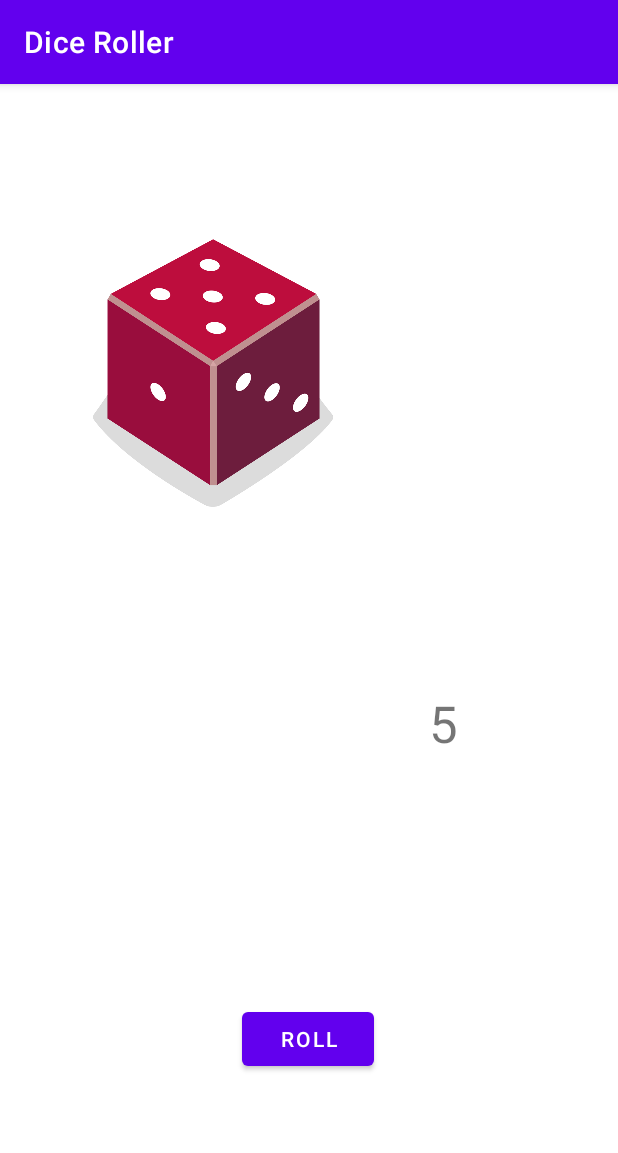
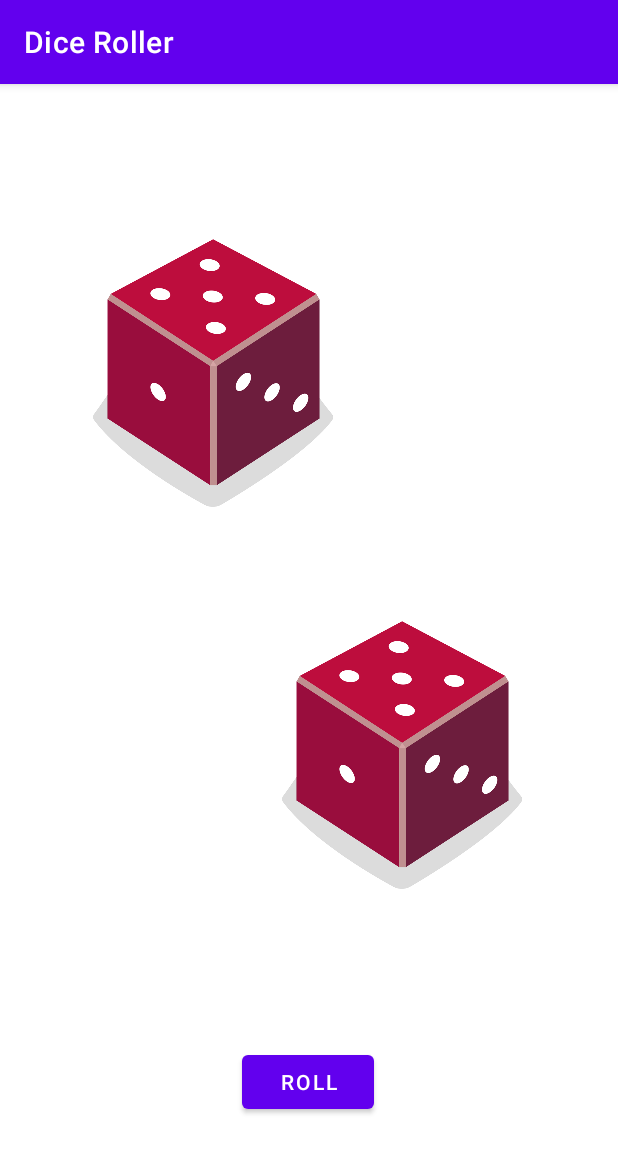
Before and after one commit to Andres-Martinez-Gutierrez/Dados, an Android app: the screen it shows after launch (MainActivity), after a tap on "ROLL", on a phone screen of 412 x 824 dp. Shown: the top 1153 px of the screen. Run offline under Robolectric (Android 15) with nearby library versions, the phone set to English and light mode, and no system bars.

Commit message:
Se agrega Segunda imagen del dado y se hacen los respectivos comentarios

```diff
--- a/app/src/main/java/com/example/diceroller/MainActivity.kt
+++ b/app/src/main/java/com/example/diceroller/MainActivity.kt
@@ -18,7 +18,6 @@ class MainActivity : AppCompatActivity() {
             rollDice2()
         }
 
-
     }
 
     /**
@@ -30,8 +29,25 @@ class MainActivity : AppCompatActivity() {
         val diceRoll = dice.roll()
 
         // Encuentra la ImageView en el diseño
-        val resultadoTextView: TextView = findViewById(R.id.textView)
-        resultadoTextView.text = diceRoll.toString()
+       val diceImage : ImageView = findViewById(R.id.imageView4)
+        /** Determine qué ID de recurso drawable
+         * usar en función de la tirada de dados
+         */
+        val drawableresourse = when (diceRoll){
+            1 -> R.drawable.dice_1
+            2 -> R.drawable.dice_2
+            3 -> R.drawable.dice_3
+            4 -> R.drawable.dice_4
+            5 -> R.drawable.dice_5
+            else -> R.drawable.dice_6
+        }
+
+        // Actualizar ImageView con el ID de recurso drawable correcto
+        diceImage.setImageResource(drawableresourse)
+
+        // Actualizar la descripción del contenido
+        diceImage.contentDescription = diceRoll.toString()
+
 
     }
 
@@ -41,9 +57,6 @@ class MainActivity : AppCompatActivity() {
 
         val diceImagen: ImageView = findViewById(R.id.caraDadoUno)
 
-        /** Determine qué ID de recurso drawable
-        * usar en función de la tirada de dados
-         */
         val drawableResourse = when (diceRoll) {
             1 -> R.drawable.dice_1
             2 -> R.drawable.dice_2
@@ -53,10 +66,8 @@ class MainActivity : AppCompatActivity() {
             else -> R.drawable.dice_6
         }
 
-        // Actualizar ImageView con el ID de recurso drawable correcto
         diceImagen.setImageResource(drawableResourse)
 
-        // Actualizar la descripción del contenido
         diceImagen.contentDescription = diceRoll.toString()
 
 
--- a/app/src/main/res/layout/activity_main.xml
+++ b/app/src/main/res/layout/activity_main.xml
@@ -7,29 +7,17 @@
     tools:context=".MainActivity"
     tools:visibility="visible">
 
-    <TextView
-        android:id="@+id/textView"
-        android:layout_width="wrap_content"
-        android:layout_height="wrap_content"
-        android:textSize="34sp"
-        app:layout_constraintBottom_toBottomOf="parent"
-        app:layout_constraintHorizontal_bias="0.729"
-        app:layout_constraintLeft_toLeftOf="parent"
-        app:layout_constraintRight_toRightOf="parent"
-        app:layout_constraintTop_toTopOf="parent"
-        app:layout_constraintVertical_bias="0.558"
-        tools:text="1" />
-
     <Button
         android:id="@+id/BRoll"
         android:layout_width="wrap_content"
         android:layout_height="wrap_content"
-        android:layout_marginTop="164dp"
         android:text="@string/roll"
+        app:layout_constraintBottom_toBottomOf="parent"
         app:layout_constraintEnd_toEndOf="parent"
         app:layout_constraintHorizontal_bias="0.498"
         app:layout_constraintStart_toStartOf="parent"
-        app:layout_constraintTop_toBottomOf="@+id/textView" />
+        app:layout_constraintTop_toTopOf="parent"
+        app:layout_constraintVertical_bias="0.891" />
 
     <ImageView
         android:id="@+id/caraDadoUno"
@@ -44,4 +32,17 @@
         app:layout_constraintVertical_bias="0.139"
         tools:srcCompat="@drawable/dice_1" />
 
+    <ImageView
+        android:id="@+id/imageView4"
+        android:layout_width="160dp"
+        android:layout_height="200dp"
+        android:layout_marginTop="16dp"
+        app:layout_constraintBottom_toBottomOf="parent"
+        app:layout_constraintEnd_toEndOf="parent"
+        app:layout_constraintHorizontal_bias="0.745"
+        app:layout_constraintStart_toStartOf="parent"
+        app:layout_constraintTop_toTopOf="parent"
+        app:layout_constraintVertical_bias="0.6"
+        tools:srcCompat="@drawable/dice_1" />
+
 </androidx.constraintlayout.widget.ConstraintLayout>
```
